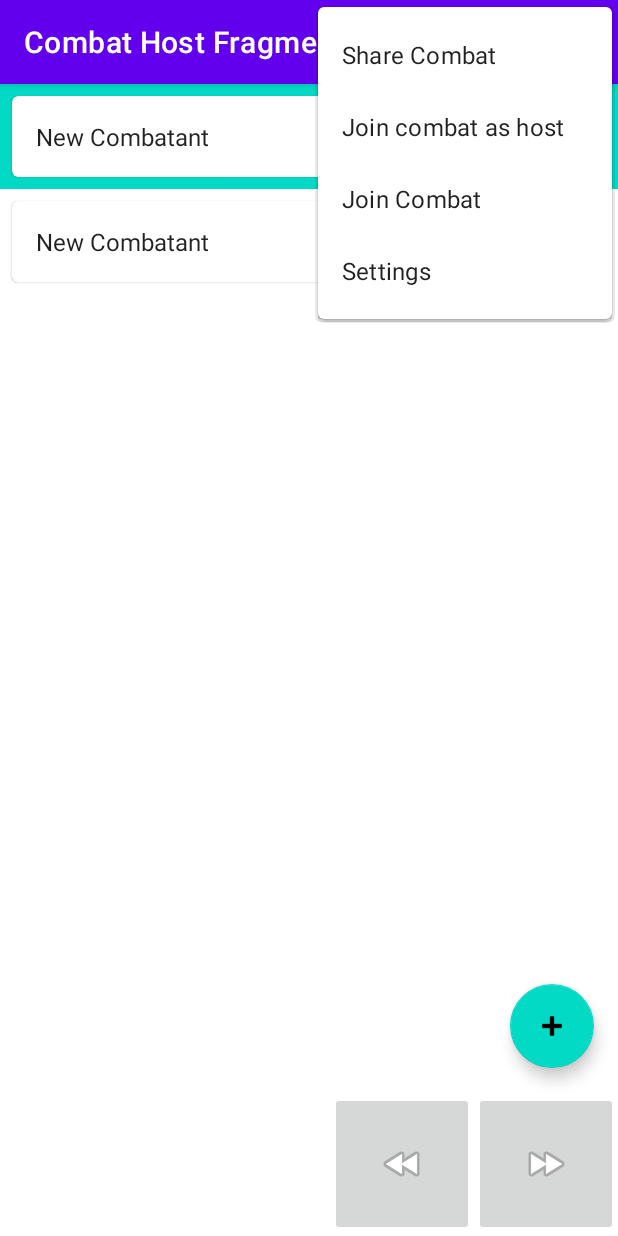
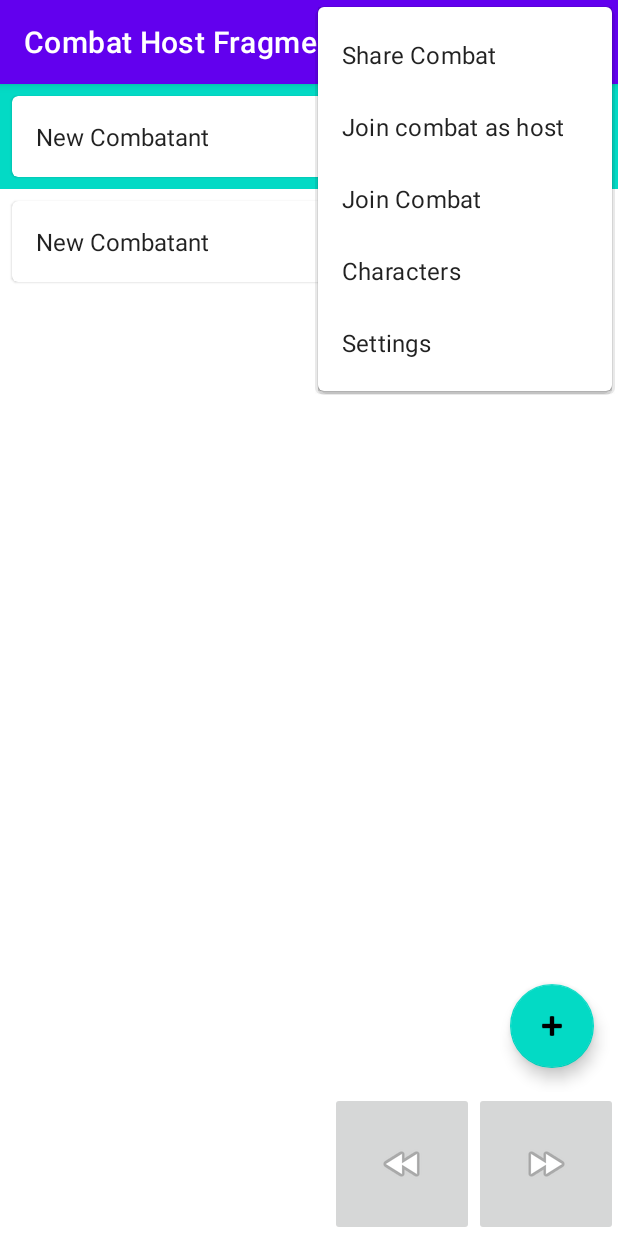
Before and after one commit to 976353715qq2003/perrinjerome0, an Android app built with Jetpack Compose: the screen it shows after launch (MainActivity), with the options menu open, on a phone screen of 412 x 824 dp. Run offline under Robolectric (Android 15) with nearby library versions, the phone set to English and light mode, and no system bars; our stand-ins replace Dagger/Hilt's generated code, data binding, navigation-ui; libraries missing offline, so code that uses them is left out: io.github.aakira.napier; 3 statements that could not run were skipped.

```diff
--- a/app/src/main/AndroidManifest.xml
+++ b/app/src/main/AndroidManifest.xml
@@ -6,6 +6,7 @@
     <uses-permission android:name="android.permission.ACCESS_NETWORK_STATE" />
 
     <application
+        android:name=".MainApplication"
         android:allowBackup="true"
         android:dataExtractionRules="@xml/data_extraction_rules"
         android:fullBackupContent="@xml/backup_rules"
--- /dev/null
+++ b/app/src/main/java/de/lehrbaum/initiativetracker/MainApplication.kt
@@ -0,0 +1,7 @@
+package de.lehrbaum.initiativetracker
+
+import android.app.Application
+import dagger.hilt.android.HiltAndroidApp
+
+@HiltAndroidApp
+class MainApplication : Application() {}
--- /dev/null
+++ b/app/src/main/java/de/lehrbaum/initiativetracker/logic/CharacterRepository.kt
@@ -0,0 +1,56 @@
+package de.lehrbaum.initiativetracker.logic
+
+import android.content.Context
+import androidx.core.content.edit
+import dagger.hilt.android.qualifiers.ApplicationContext
+import kotlinx.coroutines.flow.MutableStateFlow
+import kotlinx.coroutines.flow.StateFlow
+import kotlinx.serialization.decodeFromString
+import kotlinx.serialization.encodeToString
+import kotlinx.serialization.json.Json
+import javax.inject.Inject
+import javax.inject.Singleton
+
+private const val PREFERENCE_NAME = "CHARACTER_PREFERENCES"
+private const val CHARACTERS_KEY = "CHARACTERS"
+
+private val JsonMapper = Json { ignoreUnknownKeys = true }
+
+@Singleton
+class CharacterRepository @Inject constructor(
+	@ApplicationContext context: Context
+) {
+	private val sharedPrefs = context.getSharedPreferences(PREFERENCE_NAME, Context.MODE_PRIVATE)
+
+	private val _characters = MutableStateFlow(loadInitialCharacters())
+	val characters: StateFlow<List<CharacterModel>> = _characters
+
+	private fun loadInitialCharacters(): List<CharacterModel> {
+		val characterJsonSet = sharedPrefs.getStringSet(CHARACTERS_KEY, emptySet())!!
+		return characterJsonSet.asSequence()
+			.map { JsonMapper.decodeFromString<CharacterModel>(it) }
+			.toList()
+	}
+
+	private fun saveCharacterList() {
+		val characterJsonSet = _characters.value.asSequence()
+			.map { JsonMapper.encodeToString(it) }
+			.toSet()
+		sharedPrefs.edit {
+			this.putStringSet(CHARACTERS_KEY, characterJsonSet)
+		}
+	}
+
+	fun addCharacter(character: CharacterModel) {
+		_characters.value = _characters.value + character
+		saveCharacterList()
+	}
+
+	fun updateCharacter(character: CharacterModel) {
+		TODO("Implement")
+	}
+
+	fun removeCharacter(character: CharacterModel) {
+		TODO("Implement")
+	}
+}
--- a/app/src/main/java/de/lehrbaum/initiativetracker/view/MainActivity.kt
+++ b/app/src/main/java/de/lehrbaum/initiativetracker/view/MainActivity.kt
@@ -4,23 +4,24 @@ import android.os.Bundle
 import android.view.Menu
 import android.view.MenuItem
 import androidx.appcompat.app.AppCompatActivity
-import androidx.lifecycle.lifecycleScope
 import androidx.navigation.findNavController
 import androidx.navigation.ui.AppBarConfiguration
 import androidx.navigation.ui.navigateUp
 import androidx.navigation.ui.setupActionBarWithNavController
+import dagger.hilt.android.AndroidEntryPoint
 import de.lehrbaum.initiativetracker.R
 import de.lehrbaum.initiativetracker.databinding.ActivityMainBinding
-import de.lehrbaum.initiativetracker.view.combat.host.CombatHostFragmentDirections
+import de.lehrbaum.initiativetracker.logic.CharacterRepository
 import io.github.aakira.napier.DebugAntilog
 import io.github.aakira.napier.Napier
-import kotlinx.coroutines.launch
 
-
+@AndroidEntryPoint
 class MainActivity : AppCompatActivity() {
 
 	private lateinit var appBarConfiguration: AppBarConfiguration
 	private lateinit var binding: ActivityMainBinding
+
+	lateinit var characterRepository: CharacterRepository
 
 	init {
 		// Initialize Napier
@@ -29,6 +30,7 @@ class MainActivity : AppCompatActivity() {
 
 	override fun onCreate(savedInstanceState: Bundle?) {
 		super.onCreate(savedInstanceState)
+		characterRepository = CharacterRepository(applicationContext)
 
 		binding = ActivityMainBinding.inflate(layoutInflater)
 		setContentView(binding.root)
@@ -52,19 +54,7 @@ class MainActivity : AppCompatActivity() {
 		// as you specify a parent activity in AndroidManifest.xml.
 		return when (item.itemId) {
 			R.id.action_settings -> true
-			R.id.action_join_combat -> {
-				joinCombat()
-				true
-			}
 			else -> super.onOptionsItemSelected(item)
-		}
-	}
-
-	private fun joinCombat() {
-		lifecycleScope.launch {
-			val sessionId = requestSessionIdInput()
-			val action = CombatHostFragmentDirections.actionCombatHostFragmentToCombatClientFragment(sessionId)
-			findNavController(R.id.nav_host_fragment_content_main).navigate(action)
 		}
 	}
 
--- a/app/src/main/java/de/lehrbaum/initiativetracker/view/SessionIdInputDialog.kt
+++ b/app/src/main/java/de/lehrbaum/initiativetracker/view/SessionIdInputDialog.kt
@@ -24,6 +24,9 @@ suspend fun Context.requestSessionIdInput(): Int {
 			dialog.cancel()
 			continuation.cancel()
 		}
+		builder.setOnDismissListener {
+			continuation.cancel()
+		}
 
 		builder.show()
 	}
--- /dev/null
+++ b/app/src/main/java/de/lehrbaum/initiativetracker/view/combat/characters/CharacterViewModel.kt
@@ -0,0 +1,6 @@
+package de.lehrbaum.initiativetracker.view.combat.characters
+
+data class CharacterViewModel(
+	val id: Long,
+	val name: String,
+)
--- a/app/src/main/res/menu/menu_combat_host.xml
+++ b/app/src/main/res/menu/menu_combat_host.xml
@@ -24,4 +24,14 @@
         android:title="@string/stop_sharing"
         android:visible="false"
         app:showAsAction="never" />
+    <item
+        android:id="@+id/action_join_combat"
+        android:orderInCategory="20"
+        android:title="@string/join_combat"
+        app:showAsAction="never" />
+    <item
+        android:id="@+id/action_characters"
+        android:orderInCategory="40"
+        android:title="@string/characters"
+        app:showAsAction="never" />
 </menu>
--- a/app/src/main/res/menu/menu_main.xml
+++ b/app/src/main/res/menu/menu_main.xml
@@ -2,11 +2,6 @@
     xmlns:app="http://schemas.android.com/apk/res-auto"
     xmlns:tools="http://schemas.android.com/tools"
     tools:context="de.lehrbaum.initiativetracker.view.MainActivity">
-    <item
-        android:id="@+id/action_join_combat"
-        android:orderInCategory="20"
-        android:title="@string/join_combat"
-        app:showAsAction="never" />
     <item
         android:id="@+id/action_settings"
         android:orderInCategory="100"
--- a/app/src/main/res/navigation/nav_graph.xml
+++ b/app/src/main/res/navigation/nav_graph.xml
@@ -14,6 +14,12 @@
         <action
             android:id="@+id/action_CombatHostFragment_to_CombatClientFragment"
             app:destination="@id/CombatClientFragment" />
+        <action
+            android:id="@+id/action_CombatHostFragment_to_combatantFragment"
+            app:destination="@id/EditCombatantFragment" />
+        <action
+            android:id="@+id/action_CombatHostFragment_to_characterListFragment"
+            app:destination="@id/characterListFragment" />
     </fragment>
 
     <fragment
@@ -25,5 +31,17 @@
             android:name="sessionId"
             app:argType="integer" />
     </fragment>
+    <fragment
+        android:id="@+id/EditCombatantFragment"
+        android:name="de.lehrbaum.initiativetracker.view.combat.edit.EditCombatantFragment"
+        android:label="CombatantFragment" />
+    <fragment
+        android:id="@+id/characterListFragment"
+        android:name="de.lehrbaum.initiativetracker.view.combat.characters.CharacterListFragment"
+        android:label="CharacterListFragment">
+        <action
+            android:id="@+id/action_characterListFragment_to_EditCombatantFragment"
+            app:destination="@id/EditCombatantFragment" />
+    </fragment>
 
 </navigation>
--- a/app/src/main/res/values/strings.xml
+++ b/app/src/main/res/values/strings.xml
@@ -21,4 +21,5 @@
     <string name="show_session_id">Show Session Id</string>
     <string name="leave_combat">Leave Combat</string>
     <string name="join_combat_as_host">Join combat as host</string>
+    <string name="characters">Characters</string>
 </resources>
--- a/build.gradle
+++ b/build.gradle
@@ -1,6 +1,6 @@
 buildscript {
     // redeclared in subprojects kts because I don't figure out how to use it there
-    ext.kotlinVersion = "1.8.0"
+    ext.kotlinVersion = "1.7.20"
     ext.kotlinxSerializationVersion = "1.4.1"
     ext.ktorVersion = "2.2.2"
     ext.navigationVersion = "2.5.3"
```
Also changed, not shown: app/build.gradle (+41 -18 lines), app/src/main/java/de/lehrbaum/initiativetracker/logic/CharacterModel.kt (added, +10 -0 lines), app/src/main/java/de/lehrbaum/initiativetracker/view/combat/characters/CharacterListFragment.kt (added, +32 -0 lines), app/src/main/java/de/lehrbaum/initiativetracker/view/combat/characters/CharacterListView.kt (added, +52 -0 lines), app/src/main/java/de/lehrbaum/initiativetracker/view/combat/characters/CharacterListViewModelImpl.kt (added, +25 -0 lines), app/src/main/java/de/lehrbaum/initiativetracker/view/combat/edit/EditCombatantFragment.kt (added, +28 -0 lines), app/src/main/java/de/lehrbaum/initiativetracker/view/combat/edit/EditCombatantViewModel.kt (added, +12 -0 lines), app/src/main/java/de/lehrbaum/initiativetracker/view/combat/host/CombatHostFragment.kt (+19 -1 lines).
